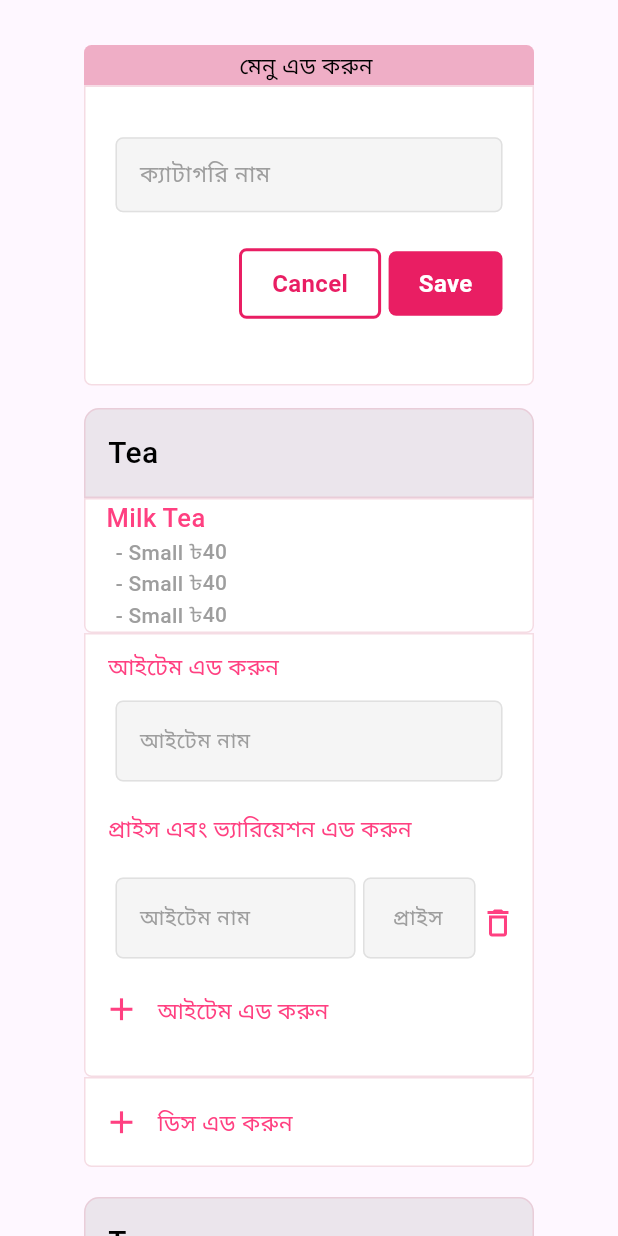
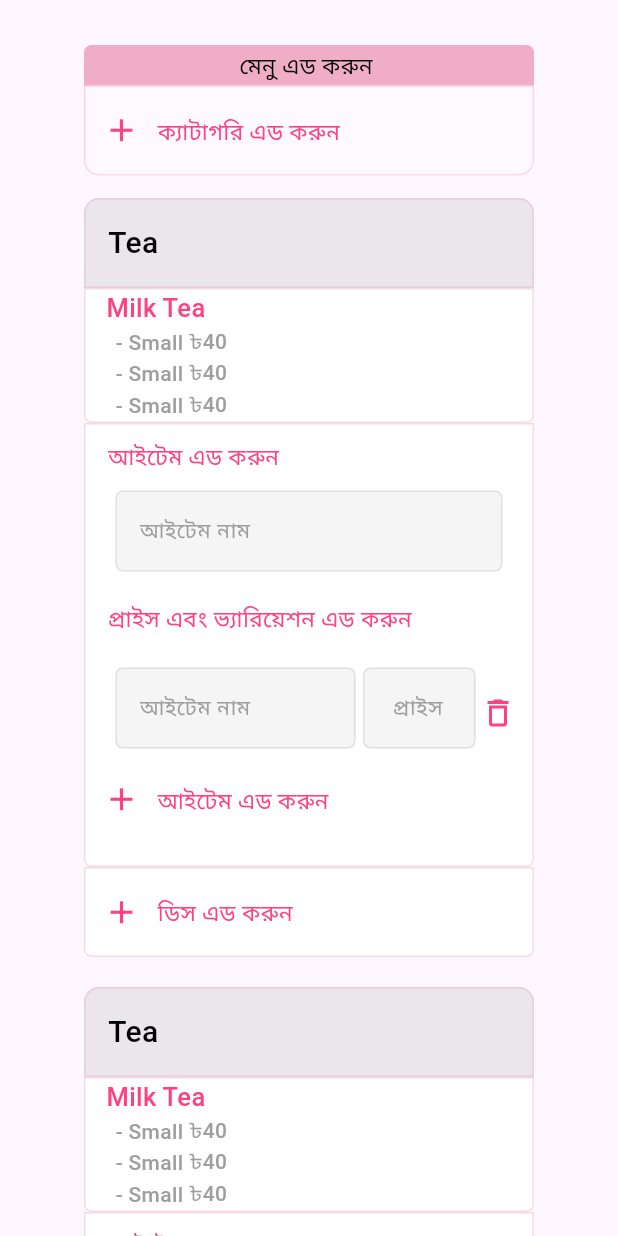
Before and after one commit to shamsenurshanto/TestSqflite, a Flutter app: the screen it shows after launch, on a phone screen of 412 x 824 dp. Run offline on Flutter 3.47's test engine with Material 3 defaults, Android fonts, the phone set to English and light mode, and no system bars; our stand-ins replace dropdown_button2, get, google_fonts, shimmer, sqflite; missing offline and left inert: cart_stepper; accounts and stored records are empty; Roboto replaces fonts that are missing (Laila).

```diff
--- a/lib/View/Demo view/demo.dart
+++ b/lib/View/Demo view/demo.dart
@@ -1,6 +1,7 @@
 import 'package:flutter/material.dart';
 import 'package:get/get.dart';
 import 'package:google_fonts/google_fonts.dart';
+import 'package:path/path.dart';
 import 'package:testhive/View/Demo%20view/demoController.dart';
 
 class demoDartView extends StatelessWidget {
@@ -44,6 +45,9 @@ class demoDartView extends StatelessWidget {
                       ),
                     ),
                   ),
+                 Visibility(
+                   visible: demoController.addCategoryFirst.value,
+                   child:
                  Container(
                      height: 200,
                      width: double.infinity,
@@ -130,11 +134,11 @@ class demoDartView extends StatelessWidget {
                                          width: 2.0), // Pink border
                                    ),
                                    child: Text(
-                                        'Cancel',
+                                     'বাতিল করুন',
                                      style: TextStyle(
                                        color: Colors.pink,
                                        // Pink text color
-                                          fontSize: 16.0,
+                                       fontSize: 14.0,
                                        fontWeight: FontWeight.bold,
                                      ),
                                    ),
@@ -146,6 +150,7 @@ class demoDartView extends StatelessWidget {
                                InkWell(
                                  onTap: () {
                                    // Add functionality for Save button
+                                   demoController.setAddCategoryFirst();
                                  },
                                  child: Container(
                                    padding: EdgeInsets.symmetric(
@@ -156,10 +161,10 @@ class demoDartView extends StatelessWidget {
                                      BorderRadius.circular(5.0),
                                    ),
                                    child: Text(
-                                        'Save',
+                                     'সেভ করুন',//save korun
                                      style: TextStyle(
                                        color: Colors.white,
-                                          fontSize: 16.0,
+                                       fontSize: 14.0,
                                        fontWeight: FontWeight.bold,
                                      ),
                                    ),
@@ -173,9 +178,70 @@ class demoDartView extends StatelessWidget {
                          )
                        ],
                      )),
+                 ),
+
+                    //add categgory likha text
+
+                Visibility(
+                  visible: !demoController.addCategoryFirst.value,
+                    child:Container(
+                    margin: EdgeInsets.only(top: 0),
+                    height: 60,
+                    width: double.infinity,
+                    decoration: BoxDecoration(
+                      color: Colors.white.withOpacity(0.27),
+                      borderRadius: BorderRadius.only(
+
+                        bottomRight: Radius.circular(10.0),
+                        bottomLeft: Radius.circular(10.0),
+                      ),
+                      border: Border.all(
+                        color: Colors.pinkAccent.withOpacity(0.2),
+                        // Specify border color here
+                        width: 1.0, // Specify border width here
+                      ),
+                    ),
+                    child: InkWell(
+                      onTap: (){
+
+                        print("categorty add");
+                        demoController.setAddCategoryFirst();
+                      },
+                      child: Row(
+                        mainAxisAlignment: MainAxisAlignment.start,
+                        crossAxisAlignment: CrossAxisAlignment.center,
+                        children: [
+                          Container(
+                            margin: EdgeInsets.only(bottom: 0),
+                            child: Row(
+                              mainAxisAlignment:
+                              MainAxisAlignment.start,
+                              children: [
+                                IconButton(
+                                    onPressed: () {},
+                                    icon: Icon(
+                                      Icons.add,
+                                      color: Colors.pinkAccent,
+                                      size: 25,
+                                    )),
+                                Text(
+                                  "ক্যাটাগরি এড করুন ",
+                                  style: GoogleFonts.roboto(
+                                      fontSize: 15,
+                                      fontWeight: FontWeight.w500,
+                                      color: Colors.pinkAccent),
+                                )
+                              ],
+                            ),
+                          ),
+
+                        ],
+                      ),
+                    ))
+                ),
 
                     //// Added category te add dish
-
+                    /// first loop
                     for (int i = 0; i < 2; i++)
                       Container(
                         margin: EdgeInsets.only(top: 5, bottom: 5),
@@ -215,8 +281,11 @@ class demoDartView extends StatelessWidget {
                                     ),
                                   ],
                                 )),
-                            //,Milk tea
-                            Container(
+                            //,Milk tea loop 2
+                          for(int i2=0;i2<1;i2++)
+                          Visibility(
+                            visible: true,
+                            child:Container(
                               constraints: BoxConstraints(
                                 minHeight: 90, // Set the minimum height here
                               ),
@@ -287,6 +356,7 @@ class demoDartView extends StatelessWidget {
                                   )
                                 ],
                               )),
+                          ),
                             // item and price variation add korun
                             Container(
                                 constraints: BoxConstraints(
--- a/lib/View/Demo view/demoController.dart
+++ b/lib/View/Demo view/demoController.dart
@@ -23,7 +23,7 @@ class DemoController extends GetxController {
   RxInt indexOfClickedButton = RxInt(0);
 
   RxString statusShow = RxString("1");
-  RxBool indiSizeAttribute = RxBool(false);
+  RxBool addCategoryFirst = RxBool(false);
 
   RxBool indiFlavAttribute = RxBool(false);
 
@@ -34,6 +34,8 @@ class DemoController extends GetxController {
 
   var categoryList =<String>['Tea'].obs;
   RxInt priceVariationNumber = RxInt(1);
+  RxInt forLoopNo1 = RxInt(0);
+  var categoryListWhichContainsAllVariations = <bool>[].obs;
 
 
   @override
@@ -43,5 +45,8 @@ class DemoController extends GetxController {
   setpriceVariationNumber(){
     priceVariationNumber.value++;
   }
+  setAddCategoryFirst(){
+    addCategoryFirst.value=!addCategoryFirst.value;
+  }
 
 }
```
Lines whose indentation alone changed are shown as unchanged.
